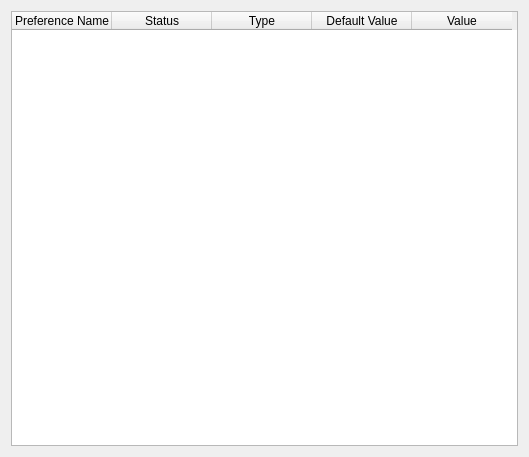
tkrotoff/QuarkPlayer, file quarkplayer/config/SettingsBrowser.ui: the form before one commit.
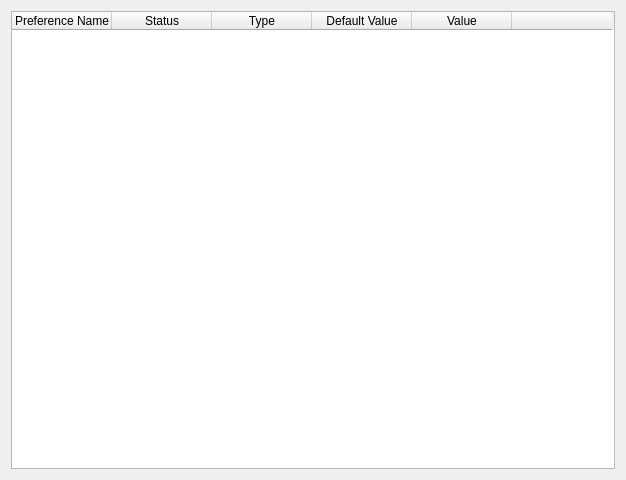
The form after the commit.

Commit message: QuarkPlayer: won't compile I guess (only for me), a lot of modifications inside QuarkPlayer: SettingsBrowser, icons...

```diff
--- a/quarkplayer/config/SettingsBrowser.ui
+++ b/quarkplayer/config/SettingsBrowser.ui
@@ -5,8 +5,8 @@
    <rect>
     <x>0</x>
     <y>0</y>
-    <width>529</width>
-    <height>457</height>
+    <width>626</width>
+    <height>480</height>
    </rect>
   </property>
   <property name="windowTitle" >
@@ -46,6 +46,11 @@
        <string>Value</string>
       </property>
      </column>
+     <column>
+      <property name="text" >
+       <string> </string>
+      </property>
+     </column>
     </widget>
    </item>
   </layout>
```
Left out of the diff: 5 changed lines with no effect on the pictures. The commit also changes 215 other files.
